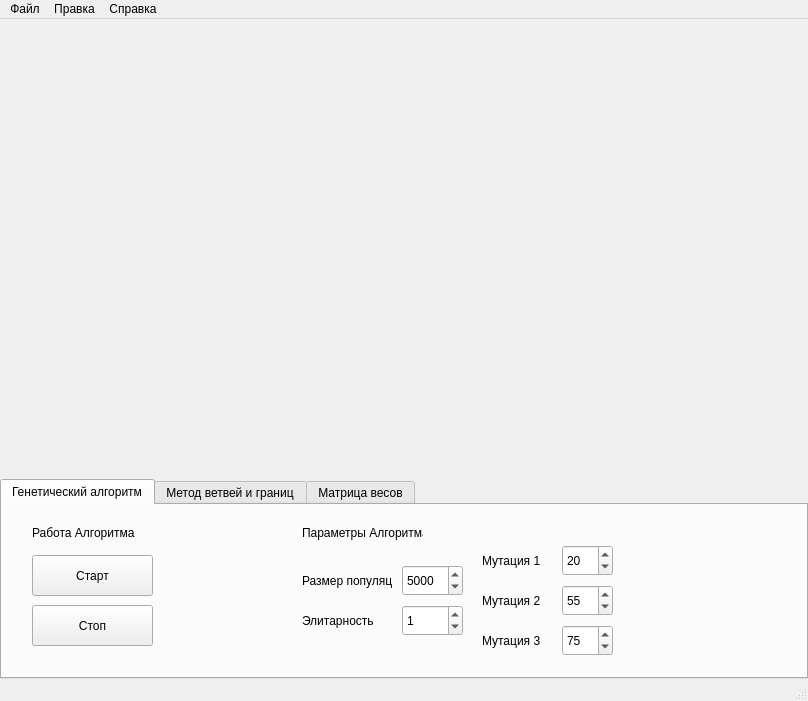
Above: forms/TSP_MainWindow.ui from MrModez/TSP_Project before the change. Below: the same form after it.
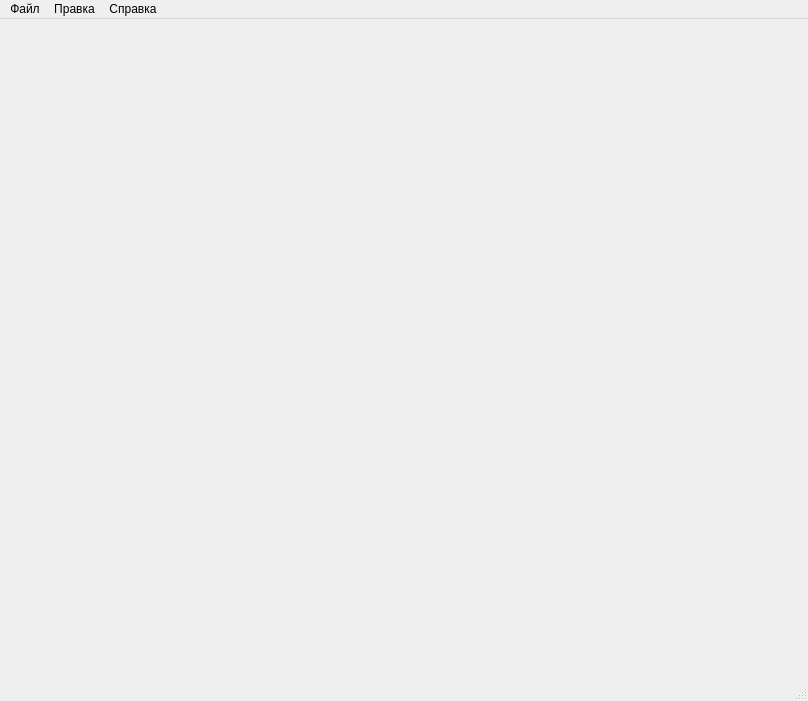
That is the form after the change.

Commit message: Moved TSP solving window to new sub widget class

```diff
--- a/forms/TSP_MainWindow.ui
+++ b/forms/TSP_MainWindow.ui
@@ -30,358 +30,6 @@
     <property name="bottomMargin">
      <number>0</number>
     </property>
-    <item>
-     <widget class="QWidget" name="widget_2" native="true">
-      <layout class="QGridLayout" name="gridLayout">
-       <property name="leftMargin">
-        <number>0</number>
-       </property>
-       <property name="topMargin">
-        <number>0</number>
-       </property>
-       <property name="rightMargin">
-        <number>0</number>
-       </property>
-       <property name="bottomMargin">
-        <number>0</number>
-       </property>
-       <property name="horizontalSpacing">
-        <number>0</number>
-       </property>
-       <item row="0" column="0">
-        <layout class="QVBoxLayout" name="verticalLayout"/>
-       </item>
-      </layout>
-     </widget>
-    </item>
-    <item>
-     <widget class="QWidget" name="widget" native="true">
-      <property name="maximumSize">
-       <size>
-        <width>16777215</width>
-        <height>200</height>
-       </size>
-      </property>
-      <layout class="QGridLayout" name="gridLayout_2">
-       <property name="leftMargin">
-        <number>0</number>
-       </property>
-       <property name="topMargin">
-        <number>0</number>
-       </property>
-       <property name="rightMargin">
-        <number>0</number>
-       </property>
-       <property name="bottomMargin">
-        <number>0</number>
-       </property>
-       <property name="spacing">
-        <number>0</number>
-       </property>
-       <item row="0" column="0">
-        <widget class="QTabWidget" name="tabWidget">
-         <property name="currentIndex">
-          <number>0</number>
-         </property>
-         <widget class="QWidget" name="tabGA">
-          <attribute name="title">
-           <string>Генетический алгоритм</string>
-          </attribute>
-          <widget class="QPushButton" name="StartGABut">
-           <property name="geometry">
-            <rect>
-             <x>30</x>
-             <y>50</y>
-             <width>121</width>
-             <height>41</height>
-            </rect>
-           </property>
-           <property name="text">
-            <string>Старт</string>
-           </property>
-           <property name="checkable">
-            <bool>true</bool>
-           </property>
-          </widget>
-          <widget class="QPushButton" name="StopGABut">
-           <property name="geometry">
-            <rect>
-             <x>30</x>
-             <y>100</y>
-             <width>121</width>
-             <height>41</height>
-            </rect>
-           </property>
-           <property name="text">
-            <string>Стоп</string>
-           </property>
-           <property name="checkable">
-            <bool>false</bool>
-           </property>
-          </widget>
-          <widget class="QSpinBox" name="spinBox">
-           <property name="geometry">
-            <rect>
-             <x>400</x>
-             <y>60</y>
-             <width>61</width>
-             <height>31</height>
-            </rect>
-           </property>
-           <property name="maximum">
-            <number>100000</number>
-           </property>
-           <property name="value">
-            <number>5000</number>
-           </property>
-          </widget>
-          <widget class="QSpinBox" name="spinBox_2">
-           <property name="geometry">
-            <rect>
-             <x>400</x>
-             <y>100</y>
-             <width>61</width>
-             <height>31</height>
-            </rect>
-           </property>
-           <property name="maximum">
-            <number>100</number>
-           </property>
-           <property name="value">
-            <number>1</number>
-           </property>
-          </widget>
-          <widget class="QSpinBox" name="spinBox_3">
-           <property name="geometry">
-            <rect>
-             <x>560</x>
-             <y>40</y>
-             <width>51</width>
-             <height>31</height>
-            </rect>
-           </property>
-           <property name="maximum">
-            <number>100</number>
-           </property>
-           <property name="value">
-            <number>20</number>
-           </property>
-          </widget>
-          <widget class="QSpinBox" name="spinBox_4">
-           <property name="geometry">
-            <rect>
-             <x>560</x>
-             <y>80</y>
-             <width>51</width>
-             <height>31</height>
-            </rect>
-           </property>
-           <property name="maximum">
-            <number>100</number>
-           </property>
-           <property name="value">
-            <number>55</number>
-           </property>
-          </widget>
-          <widget class="QSpinBox" name="spinBox_5">
-           <property name="geometry">
-            <rect>
-             <x>560</x>
-             <y>120</y>
-             <width>51</width>
-             <height>31</height>
-            </rect>
-           </property>
-           <property name="maximum">
-            <number>100</number>
-           </property>
-           <property name="value">
-            <number>75</number>
-           </property>
-          </widget>
-          <widget class="QLabel" name="label">
-           <property name="geometry">
-            <rect>
-             <x>300</x>
-             <y>60</y>
-             <width>91</width>
-             <height>31</height>
-            </rect>
-           </property>
-           <property name="text">
-            <string>Размер популяции</string>
-           </property>
-          </widget>
-          <widget class="QLabel" name="label_2">
-           <property name="geometry">
-            <rect>
-             <x>300</x>
-             <y>100</y>
-             <width>91</width>
-             <height>31</height>
-            </rect>
-           </property>
-           <property name="text">
-            <string>Элитарность</string>
-           </property>
-          </widget>
-          <widget class="QLabel" name="label_3">
-           <property name="geometry">
-            <rect>
-             <x>480</x>
-             <y>40</y>
-             <width>71</width>
-             <height>31</height>
-            </rect>
-           </property>
-           <property name="text">
-            <string>Мутация 1</string>
-           </property>
-          </widget>
-          <widget class="QLabel" name="label_4">
-           <property name="geometry">
-            <rect>
-             <x>480</x>
-             <y>80</y>
-             <width>71</width>
-             <height>31</height>
-            </rect>
-           </property>
-           <property name="text">
-            <string>Мутация 2</string>
-           </property>
-          </widget>
-          <widget class="QLabel" name="label_5">
-           <property name="geometry">
-            <rect>
-             <x>480</x>
-             <y>120</y>
-             <width>71</width>
-             <height>31</height>
-            </rect>
-           </property>
-           <property name="text">
-            <string>Мутация 3</string>
-           </property>
-          </widget>
-          <widget class="QLabel" name="label_6">
-           <property name="geometry">
-            <rect>
-             <x>30</x>
-             <y>20</y>
-             <width>111</width>
-             <height>16</height>
-            </rect>
-           </property>
-           <property name="text">
-            <string>Работа Алгоритма</string>
-           </property>
-          </widget>
-          <widget class="QLabel" name="label_7">
-           <property name="geometry">
-            <rect>
-             <x>300</x>
-             <y>20</y>
-             <width>121</width>
-             <height>16</height>
-            </rect>
-           </property>
-           <property name="text">
-            <string>Параметры Алгоритма</string>
-           </property>
-          </widget>
-         </widget>
-         <widget class="QWidget" name="tabBB">
-          <attribute name="title">
-           <string>Метод ветвей и границ</string>
-          </attribute>
-          <widget class="QPushButton" name="StartBBBut">
-           <property name="geometry">
-            <rect>
-             <x>30</x>
-             <y>50</y>
-             <width>121</width>
-             <height>41</height>
-            </rect>
-           </property>
-           <property name="text">
-            <string>Старт</string>
-           </property>
-           <property name="checkable">
-            <bool>true</bool>
-           </property>
-          </widget>
-          <widget class="QPushButton" name="StopBBBut">
-           <property name="geometry">
-            <rect>
-             <x>30</x>
-             <y>100</y>
-             <width>121</width>
-             <height>41</height>
-            </rect>
-           </property>
-           <property name="text">
-            <string>Стоп</string>
-           </property>
-           <property name="checkable">
-            <bool>false</bool>
-           </property>
-          </widget>
-          <widget class="QLabel" name="label_8">
-           <property name="geometry">
-            <rect>
-             <x>30</x>
-             <y>20</y>
-             <width>111</width>
-             <height>16</height>
-            </rect>
-           </property>
-           <property name="text">
-            <string>Работа Алгоритма</string>
-           </property>
-          </widget>
-         </widget>
-         <widget class="QWidget" name="tabWM">
-          <attribute name="title">
-           <string>Матрица весов</string>
-          </attribute>
-          <layout class="QGridLayout" name="gridLayout_3">
-           <property name="leftMargin">
-            <number>0</number>
-           </property>
-           <property name="topMargin">
-            <number>0</number>
-           </property>
-           <property name="rightMargin">
-            <number>0</number>
-           </property>
-           <property name="bottomMargin">
-            <number>0</number>
-           </property>
-           <property name="spacing">
-            <number>0</number>
-           </property>
-           <item row="0" column="0">
-            <widget class="QTextEdit" name="textEdit">
-             <property name="readOnly">
-              <bool>true</bool>
-             </property>
-            </widget>
-           </item>
-           <item row="1" column="0">
-            <widget class="QPushButton" name="UpdateBut">
-             <property name="text">
-              <string>Обновить матрицу</string>
-             </property>
-            </widget>
-           </item>
-          </layout>
-         </widget>
-        </widget>
-       </item>
-      </layout>
-     </widget>
-    </item>
    </layout>
   </widget>
   <widget class="QMenuBar" name="menuBar">
```
Left out of the diff: 132 changed lines with no effect on the pictures. The commit also changes 8 other files.
